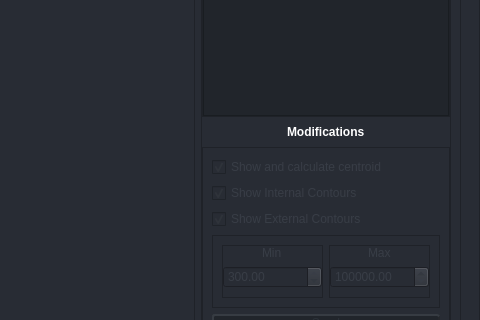
Before: the Qt Designer form UI/ui_main.ui in Mohamab29/FracSegment, drawn with Qt 5; both pictures show x 520 to 1000 and y 200 to 520 of the 1000 by 660 pixel window.
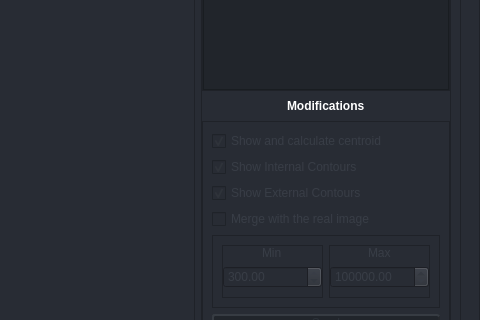
After: the same form once the commit is applied. Icons and pictures are not drawn.

Commit message: adding check_box_merge_with_the_real_image and removing the dialog from uncheck and check items

Diff of the .ui file:
```diff
--- a/UI/ui_main.ui
+++ b/UI/ui_main.ui
@@ -1837,6 +1837,19 @@
                             </property>
                            </widget>
                           </item>
+                          <item>
+                           <widget class="QCheckBox" name="check_box_merge_with_the_real_image">
+                            <property name="enabled">
+                             <bool>false</bool>
+                            </property>
+                            <property name="styleSheet">
+                             <string notr="true">color: rgb(56, 61, 70);</string>
+                            </property>
+                            <property name="text">
+                             <string>Merge with the real image</string>
+                            </property>
+                           </widget>
+                          </item>
                           <item>
                            <widget class="QFrame" name="frame_calculation_page_modifications_options_double_spin_box">
                             <property name="frameShape">
```
The commit also changes 5 other files.
